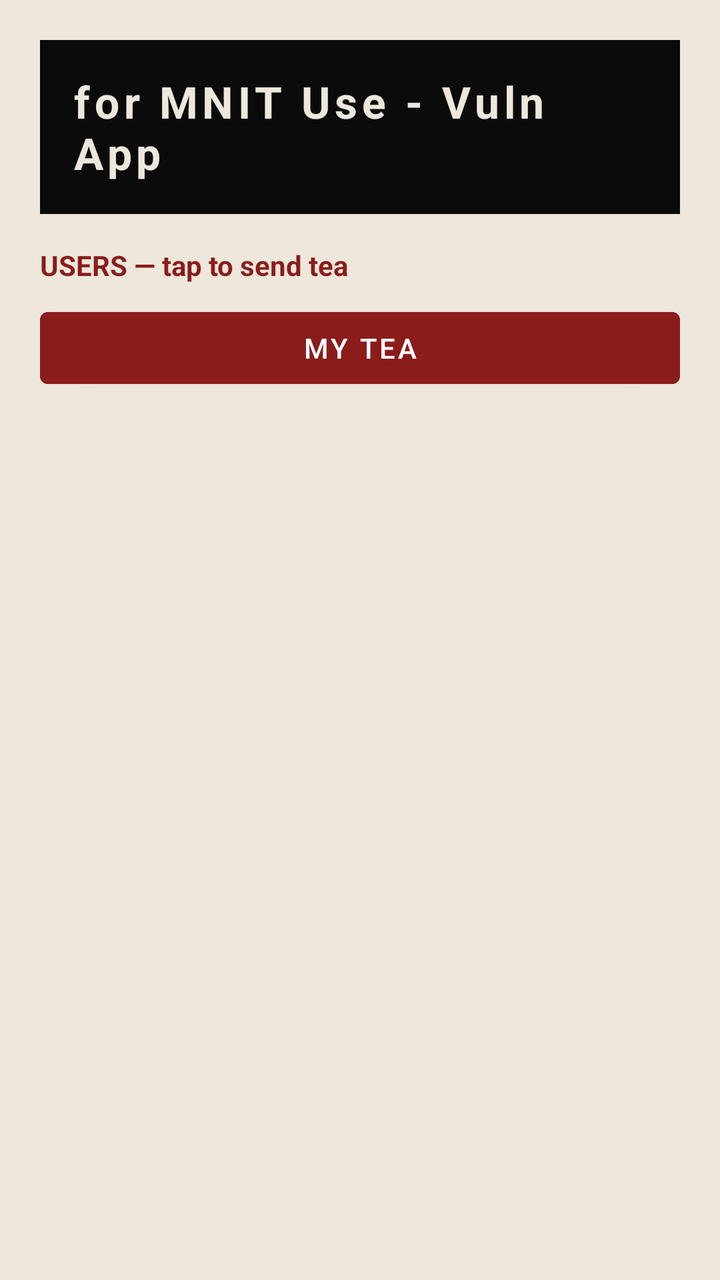
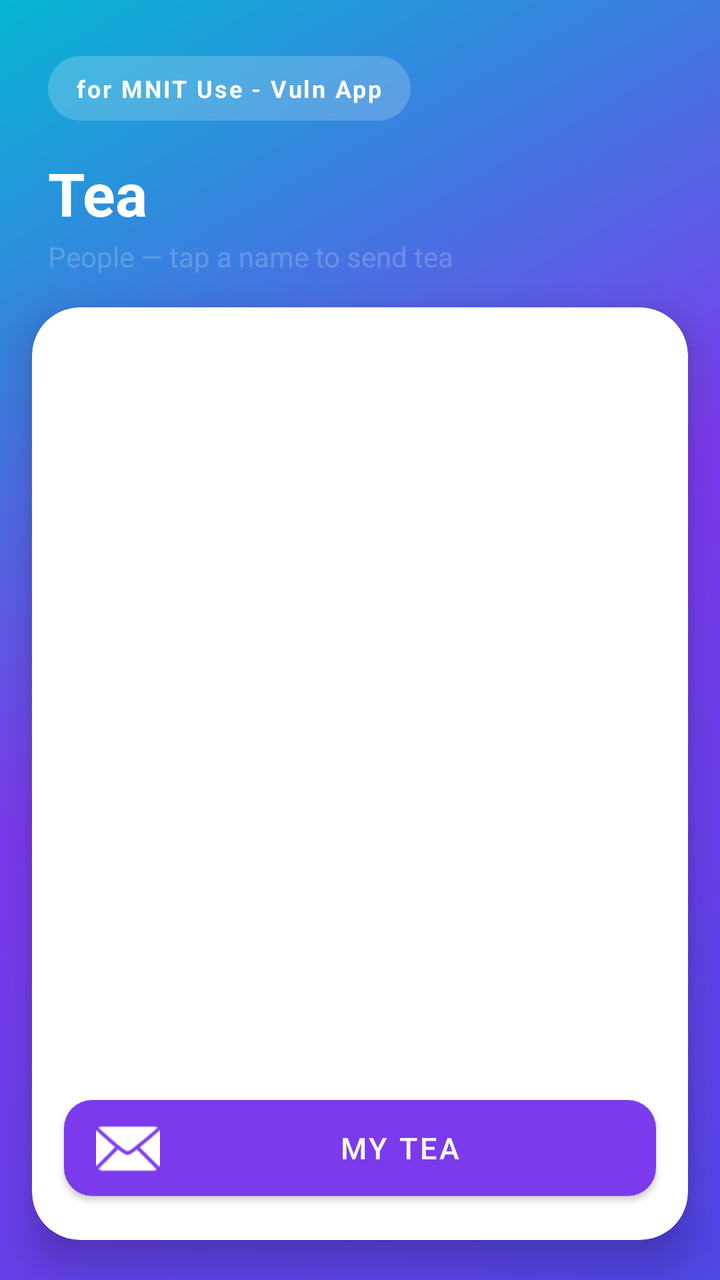

An Android layout rendered at two revisions. The XML below is the earlier revision; the diff shows what the commit changed to produce the second picture.
<!-- AndroidManifest.xml: application theme Theme.MnitVuln -->
<!-- res/layout/activity_users.xml -->
<?xml version="1.0" encoding="utf-8"?>
<LinearLayout xmlns:android="http://schemas.android.com/apk/res/android"
    android:orientation="vertical" android:padding="20dp"
    android:background="@color/paper"
    android:layout_width="match_parent" android:layout_height="match_parent">
    <TextView android:text="@string/heading"
        android:background="@color/ink" android:textColor="@color/paper"
        android:textStyle="bold" android:textSize="22sp" android:padding="16dp"
        android:letterSpacing="0.1"
        android:layout_width="match_parent" android:layout_height="wrap_content"/>
    <TextView android:text="USERS — tap to send tea"
        android:textColor="@color/oxblood" android:textStyle="bold"
        android:layout_marginTop="16dp" android:layout_marginBottom="8dp"
        android:layout_width="match_parent" android:layout_height="wrap_content"/>
    <Button android:id="@+id/my_tea" android:text="My Tea"
        android:backgroundTint="@color/oxblood"
        android:layout_width="match_parent" android:layout_height="wrap_content"/>
    <ListView android:id="@+id/list" android:layout_marginTop="12dp"
        android:layout_width="match_parent" android:layout_height="match_parent"/>
</LinearLayout>
<!-- resources referenced by this layout -->
<resources>
  <color name="ink">#0B0B0C</color>
  <color name="oxblood">#8A1C1C</color>
  <color name="paper">#EDE7DC</color>
  <string name="heading">for MNIT Use - Vuln App</string>
  <style name="Theme.MnitVuln" parent="Theme.MaterialComponents.Light.NoActionBar">
          <item name="android:colorBackground">@color/paper</item>
          <item name="colorPrimary">@color/ink</item>
          <item name="colorAccent">@color/oxblood</item>
      </style>
</resources>

<!-- the commit's change to res/layout/activity_users.xml (unified diff, before → after) -->
@@ -1,20 +1,46 @@
 <?xml version="1.0" encoding="utf-8"?>
 <LinearLayout xmlns:android="http://schemas.android.com/apk/res/android"
-    android:orientation="vertical" android:padding="20dp"
-    android:background="@color/paper"
+    xmlns:app="http://schemas.android.com/apk/res-auto"
+    android:orientation="vertical"
+    android:background="@drawable/bg_gradient_screen"
     android:layout_width="match_parent" android:layout_height="match_parent">
+
     <TextView android:text="@string/heading"
-        android:background="@color/ink" android:textColor="@color/paper"
-        android:textStyle="bold" android:textSize="22sp" android:padding="16dp"
-        android:letterSpacing="0.1"
-        android:layout_width="match_parent" android:layout_height="wrap_content"/>
-    <TextView android:text="USERS — tap to send tea"
-        android:textColor="@color/oxblood" android:textStyle="bold"
-        android:layout_marginTop="16dp" android:layout_marginBottom="8dp"
-        android:layout_width="match_parent" android:layout_height="wrap_content"/>
-    <Button android:id="@+id/my_tea" android:text="My Tea"
-        android:backgroundTint="@color/oxblood"
-        android:layout_width="match_parent" android:layout_height="wrap_content"/>
-    <ListView android:id="@+id/list" android:layout_marginTop="12dp"
-        android:layout_width="match_parent" android:layout_height="match_parent"/>
+        android:background="@drawable/bg_badge_pill" android:textColor="@color/surfaceWhite"
+        android:textStyle="bold" android:textSize="12sp" android:letterSpacing="0.08"
+        android:paddingHorizontal="14dp" android:paddingVertical="8dp"
+        android:layout_marginTop="28dp" android:layout_marginStart="24dp"
+        android:layout_width="wrap_content" android:layout_height="wrap_content"/>
+
+    <TextView android:text="@string/app_title"
+        android:textColor="@color/surfaceWhite" android:textStyle="bold" android:textSize="30sp"
+        android:layout_marginStart="24dp" android:layout_marginTop="16dp"
+        android:layout_width="wrap_content" android:layout_height="wrap_content"/>
+    <TextView android:text="@string/users_subtitle"
+        android:textColor="@color/badgeOverlay" android:textSize="14sp"
+        android:layout_marginStart="24dp" android:layout_marginTop="2dp" android:layout_marginBottom="16dp"
+        android:layout_width="wrap_content" android:layout_height="wrap_content"/>
+
+    <com.google.android.material.card.MaterialCardView
+        android:layout_width="match_parent" android:layout_height="0dp" android:layout_weight="1"
+        android:layout_marginHorizontal="16dp" android:layout_marginBottom="20dp"
+        app:cardCornerRadius="24dp" app:cardElevation="12dp" app:cardBackgroundColor="@color/surfaceWhite">
+
+        <LinearLayout android:orientation="vertical"
+            android:layout_width="match_parent" android:layout_height="match_parent">
+
+            <ListView android:id="@+id/list"
+                android:divider="@null" android:dividerHeight="0dp"
+                android:clipToPadding="false" android:paddingTop="8dp" android:paddingBottom="8dp"
+                android:layout_width="match_parent" android:layout_height="0dp" android:layout_weight="1"/>
+
+            <com.google.android.material.button.MaterialButton
+                android:id="@+id/my_tea" android:text="@string/my_tea_label"
+                app:cornerRadius="14dp" app:backgroundTint="@color/gradientMid"
+                app:icon="@android:drawable/ic_dialog_email" app:iconTint="@color/surfaceWhite"
+                android:textSize="15sp"
+                android:layout_margin="16dp" android:paddingVertical="8dp"
+                android:layout_width="match_parent" android:layout_height="wrap_content"/>
+        </LinearLayout>
+    </com.google.android.material.card.MaterialCardView>
 </LinearLayout>
<!-- resource entries referenced after the edit -->
@@ -1,13 +1,38 @@
 <!-- resources referenced by this layout -->
 <resources>
-  <color name="ink">#0B0B0C</color>
-  <color name="oxblood">#8A1C1C</color>
-  <color name="paper">#EDE7DC</color>
+  <color name="badgeOverlay">#33FFFFFF</color>
+  <color name="gradientMid">#7C3AED</color>
+  <color name="surfaceWhite">#FFFFFF</color>
+  <!-- drawable bg_badge_pill (drawable) -->
+  <?xml version="1.0" encoding="utf-8"?>
+  <shape xmlns:android="http://schemas.android.com/apk/res/android" android:shape="rectangle">
+      <solid android:color="@color/badgeOverlay"/>
+      <corners android:radius="24dp"/>
+  </shape>
+  <!-- drawable bg_gradient_screen (drawable) -->
+  <?xml version="1.0" encoding="utf-8"?>
+  <shape xmlns:android="http://schemas.android.com/apk/res/android" android:shape="rectangle">
+      <gradient android:angle="135"
+          android:startColor="@color/gradientStart"
+          android:centerColor="@color/gradientMid"
+          android:endColor="@color/gradientEnd"
+          android:type="linear"/>
+  </shape>
+  <string name="app_title">Tea</string>
   <string name="heading">for MNIT Use - Vuln App</string>
+  <string name="my_tea_label">My Tea</string>
+  <string name="users_subtitle">People — tap a name to send tea</string>
   <style name="Theme.MnitVuln" parent="Theme.MaterialComponents.Light.NoActionBar">
-          <item name="android:colorBackground">@color/paper</item>
-          <item name="colorPrimary">@color/ink</item>
-          <item name="colorAccent">@color/oxblood</item>
+          <item name="android:colorBackground">@color/surfaceMuted</item>
+          <item name="colorPrimary">@color/gradientStart</item>
+          <item name="colorPrimaryDark">@color/gradientStartDark</item>
+          <item name="colorAccent">@color/gradientEnd</item>
+          <item name="android:statusBarColor">@color/gradientStartDark</item>
+          <item name="android:windowLightStatusBar" tools:targetApi="m">false</item>
       </style>
+  <color name="gradientStart">#4F46E5</color>
+  <color name="gradientEnd">#06B6D4</color>
+  <color name="surfaceMuted">#F3F4F6</color>
+  <color name="gradientStartDark">#3730A3</color>
 </resources>
 
